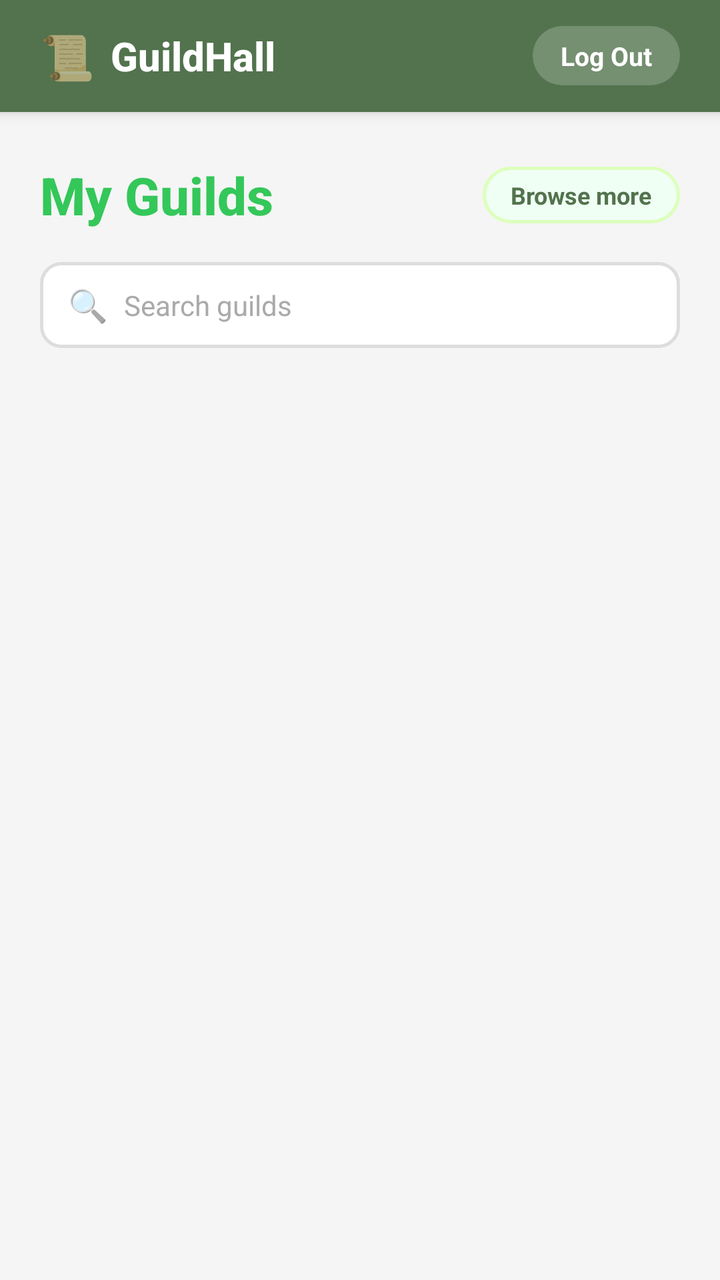
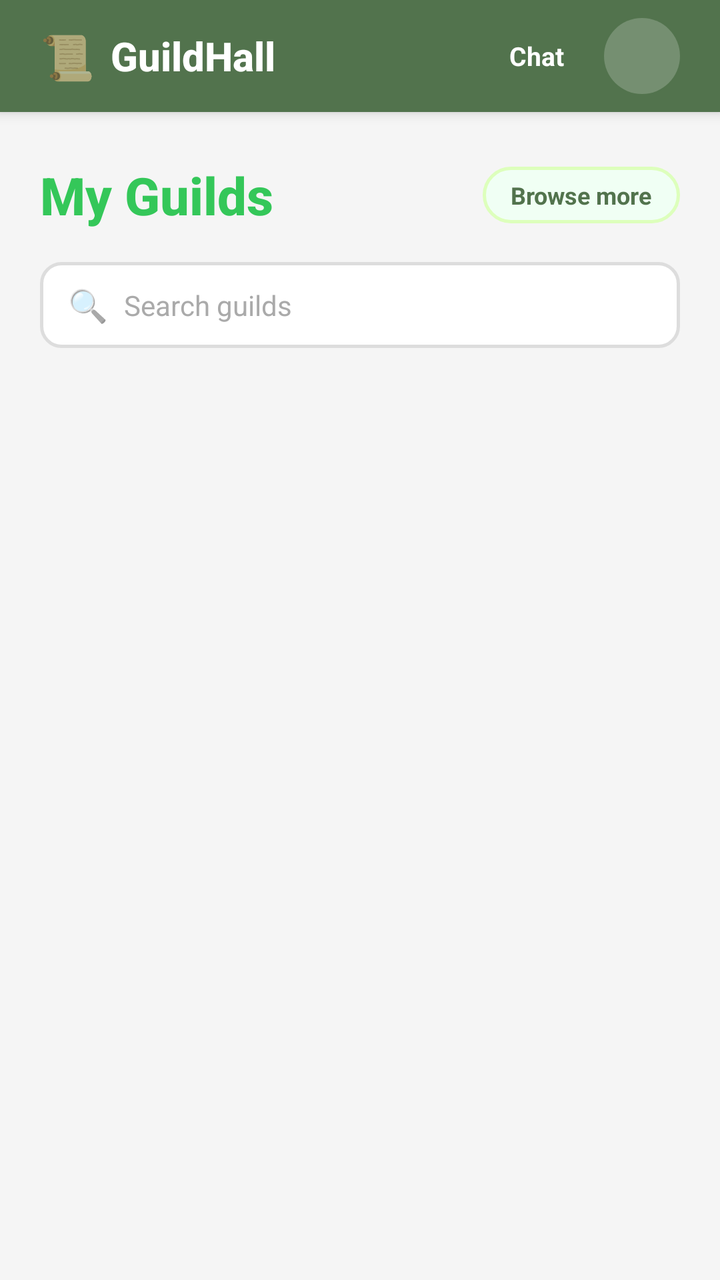

An Android layout rendered at two revisions. The XML below is the earlier revision; the diff shows what the commit changed to produce the second picture.
<!-- AndroidManifest.xml: application theme Theme.GuildHall -->
<!-- res/layout/activity_guilds.xml -->
<?xml version="1.0" encoding="utf-8"?>
<LinearLayout
    xmlns:android="http://schemas.android.com/apk/res/android"
    xmlns:app="http://schemas.android.com/apk/res-auto"
    android:layout_width="match_parent"
    android:layout_height="match_parent"
    android:orientation="vertical"
    android:background="@color/background">

    
    <LinearLayout
        android:layout_width="match_parent"
        android:layout_height="56dp"
        android:background="@color/panel_bg"
        android:gravity="center_vertical"
        android:orientation="horizontal"
        android:paddingHorizontal="20dp"
        android:elevation="4dp">

        
        <TextView
            android:layout_width="wrap_content"
            android:layout_height="wrap_content"
            android:text="📜"
            android:textSize="22sp" />

        <TextView
            android:layout_width="0dp"
            android:layout_height="wrap_content"
            android:layout_marginStart="8dp"
            android:layout_weight="1"
            android:fontFamily="sans-serif-medium"
            android:text="@string/guildhall"
            android:textColor="@color/surface_white"
            android:textSize="20sp"
            android:textStyle="bold" />

        
        <TextView
            android:id="@+id/tvUsername"
            android:layout_width="wrap_content"
            android:layout_height="wrap_content"
            android:layout_marginEnd="12dp"
            android:textColor="#CCFFFFFF"
            android:textSize="13sp" />

        
        <TextView
            android:id="@+id/btnLogout"
            android:layout_width="wrap_content"
            android:layout_height="wrap_content"
            android:background="@drawable/bg_logout_btn"
            android:clickable="true"
            android:focusable="true"
            android:paddingHorizontal="14dp"
            android:paddingVertical="6dp"
            android:text="Log Out"
            android:textColor="@color/surface_white"
            android:textSize="13sp"
            android:textStyle="bold" />
    </LinearLayout>

    
    <LinearLayout
        android:layout_width="match_parent"
        android:layout_height="match_parent"
        android:orientation="vertical"
        android:paddingHorizontal="20dp"
        android:paddingTop="24dp"
        android:paddingBottom="16dp">

        
        <LinearLayout
            android:layout_width="match_parent"
            android:layout_height="wrap_content"
            android:gravity="center_vertical"
            android:orientation="horizontal"
            android:layout_marginBottom="16dp">

            <TextView
                android:layout_width="0dp"
                android:layout_height="wrap_content"
                android:layout_weight="1"
                android:fontFamily="sans-serif-medium"
                android:text="My Guilds"
                android:textColor="@color/primary_green"
                android:textSize="26sp"
                android:textStyle="bold" />

            
            <TextView
                android:id="@+id/btnBrowse"
                android:layout_width="wrap_content"
                android:layout_height="wrap_content"
                android:background="@drawable/bg_coming_soon"
                android:paddingHorizontal="14dp"
                android:paddingVertical="6dp"
                android:text="Browse more"
                android:textColor="@color/secondary_green"
                android:textSize="12sp"
                android:textStyle="bold"
                android:clickable="true"
                android:focusable="true" />
        </LinearLayout>

        
        <LinearLayout
            android:layout_width="match_parent"
            android:layout_height="wrap_content"
            android:background="@drawable/bg_search_field"
            android:gravity="center_vertical"
            android:orientation="horizontal"
            android:paddingHorizontal="14dp"
            android:paddingVertical="4dp"
            android:layout_marginBottom="16dp">

            <TextView
                android:layout_width="wrap_content"
                android:layout_height="wrap_content"
                android:text="🔍"
                android:textSize="16sp"
                android:layout_marginEnd="8dp" />

            <EditText
                android:id="@+id/etSearch"
                android:layout_width="match_parent"
                android:layout_height="wrap_content"
                android:background="@null"
                android:hint="Search guilds"
                android:inputType="text"
                android:textColor="@color/text_primary"
                android:textColorHint="@color/text_hint"
                android:textSize="14sp"
                android:paddingVertical="8dp" />
        </LinearLayout>

        
        <ProgressBar
            android:id="@+id/progressBar"
            style="?android:attr/progressBarStyleHorizontal"
            android:layout_width="match_parent"
            android:layout_height="4dp"
            android:layout_marginBottom="8dp"
            android:indeterminate="true"
            android:indeterminateTint="@color/primary_green"
            android:visibility="gone" />

        
        <LinearLayout
            android:id="@+id/errorContainer"
            android:layout_width="match_parent"
            android:layout_height="wrap_content"
            android:layout_marginBottom="16dp"
            android:background="@drawable/bg_error_box"
            android:orientation="vertical"
            android:paddingHorizontal="16dp"
            android:paddingVertical="14dp"
            android:visibility="gone">

            <TextView
                android:id="@+id/tvError"
                android:layout_width="match_parent"
                android:layout_height="wrap_content"
                android:textColor="@color/error_red"
                android:textSize="13sp"
                android:layout_marginBottom="10dp" />

            <com.google.android.material.button.MaterialButton
                android:id="@+id/btnRetry"
                style="@style/Widget.GuildHall.Button.Primary"
                android:layout_width="wrap_content"
                android:layout_height="wrap_content"
                android:text="Try Again"
                android:layout_gravity="end" />
        </LinearLayout>

        
        <TextView
            android:id="@+id/tvEmpty"
            android:layout_width="match_parent"
            android:layout_height="wrap_content"
            android:gravity="center"
            android:paddingVertical="48dp"
            android:text="@string/guilds_empty_none"
            android:textColor="@color/text_hint"
            android:textSize="15sp"
            android:visibility="gone" />

        
        <androidx.recyclerview.widget.RecyclerView
            android:id="@+id/recyclerView"
            android:layout_width="match_parent"
            android:layout_height="0dp"
            android:layout_weight="1"
            android:clipToPadding="false"
            android:paddingBottom="16dp" />

    </LinearLayout>
</LinearLayout>
<!-- resources referenced by this layout -->
<resources>
  <color name="background">#F5F5F5</color>
  <color name="error_red">#C73434</color>
  <color name="panel_bg">#52734D</color>
  <color name="primary_green">#34C759</color>
  <color name="secondary_green">#52734D</color>
  <color name="surface_white">#FFFFFF</color>
  <color name="text_hint">#AAAAAA</color>
  <color name="text_primary">#1A1A1A</color>
  <!-- drawable bg_coming_soon (drawable) -->
  <?xml version="1.0" encoding="utf-8"?>
  <shape xmlns:android="http://schemas.android.com/apk/res/android"
      android:shape="rectangle">
      <solid android:color="@color/light_green_tint" />
      <stroke android:width="1.5dp" android:color="@color/light_green" />
      <corners android:radius="20dp" />
  </shape>
  <!-- drawable bg_error_box (drawable) -->
  <?xml version="1.0" encoding="utf-8"?>
  <shape xmlns:android="http://schemas.android.com/apk/res/android"
      android:shape="rectangle">
      <solid android:color="@color/error_bg" />
      <stroke
          android:width="1dp"
          android:color="@color/error_border" />
      <corners android:radius="8dp" />
  </shape>
  <!-- drawable bg_logout_btn (drawable) -->
  <?xml version="1.0" encoding="utf-8"?>
  <shape xmlns:android="http://schemas.android.com/apk/res/android"
      android:shape="rectangle">
      <solid android:color="#33FFFFFF" />
      <corners android:radius="20dp" />
  </shape>
  <!-- drawable bg_search_field (drawable) -->
  <?xml version="1.0" encoding="utf-8"?>
  <shape xmlns:android="http://schemas.android.com/apk/res/android"
      android:shape="rectangle">
      <solid android:color="@color/surface_white" />
      <stroke android:width="1.5dp" android:color="@color/border_default" />
      <corners android:radius="10dp" />
  </shape>
  <string name="guildhall">GuildHall</string>
  <string name="guilds_empty_none">You have not joined any guilds yet.</string>
  <style name="Widget.GuildHall.Button.Primary" parent="Widget.MaterialComponents.Button">
          <item name="android:backgroundTint">@color/primary_green</item>
          <item name="android:textColor">@color/surface_white</item>
          <item name="android:textSize">16sp</item>
          <item name="android:textStyle">bold</item>
          <item name="android:fontFamily">sans-serif-medium</item>
          <item name="cornerRadius">50dp</item>
          <item name="android:paddingTop">14dp</item>
          <item name="android:paddingBottom">14dp</item>
          <item name="android:letterSpacing">0</item>
          <item name="android:elevation">0dp</item>
          <item name="android:stateListAnimator">@null</item>
      </style>
  <style name="Theme.GuildHall" parent="Theme.MaterialComponents.Light.NoActionBar">
          <item name="colorPrimary">@color/primary_green</item>
          <item name="colorPrimaryDark">@color/status_bar</item>
          <item name="colorAccent">@color/primary_green</item>
          <item name="android:windowBackground">@color/background</item>
          <item name="android:statusBarColor">@color/status_bar</item>
          <item name="android:fontFamily">sans-serif</item>
      </style>
  <color name="light_green_tint">#F0FFF4</color>
  <color name="light_green">#DDFFBC</color>
  <color name="error_bg">#FFE5E5</color>
  <color name="error_border">#F5C6C6</color>
  <color name="border_default">#DDDDDD</color>
  <color name="status_bar">#3A5C36</color>
</resources>

<!-- the commit's change to res/layout/activity_guilds.xml (unified diff, before → after) -->
@@ -35,26 +35,27 @@
             android:textSize="20sp"
             android:textStyle="bold" />
 
-        
-        <TextView
-            android:id="@+id/tvUsername"
+        <TextView
+            android:id="@+id/btnChat"
             android:layout_width="wrap_content"
             android:layout_height="wrap_content"
             android:layout_marginEnd="12dp"
-            android:textColor="#CCFFFFFF"
-            android:textSize="13sp" />
-
-        
-        <TextView
-            android:id="@+id/btnLogout"
-            android:layout_width="wrap_content"
-            android:layout_height="wrap_content"
+            android:clickable="true"
+            android:focusable="true"
+            android:padding="8dp"
+            android:text="Chat"
+            android:textColor="@color/surface_white"
+            android:textSize="13sp"
+            android:textStyle="bold" />
+
+        <TextView
+            android:id="@+id/btnProfile"
+            android:layout_width="38dp"
+            android:layout_height="38dp"
             android:background="@drawable/bg_logout_btn"
             android:clickable="true"
             android:focusable="true"
-            android:paddingHorizontal="14dp"
-            android:paddingVertical="6dp"
-            android:text="Log Out"
+            android:gravity="center"
             android:textColor="@color/surface_white"
             android:textSize="13sp"
             android:textStyle="bold" />
